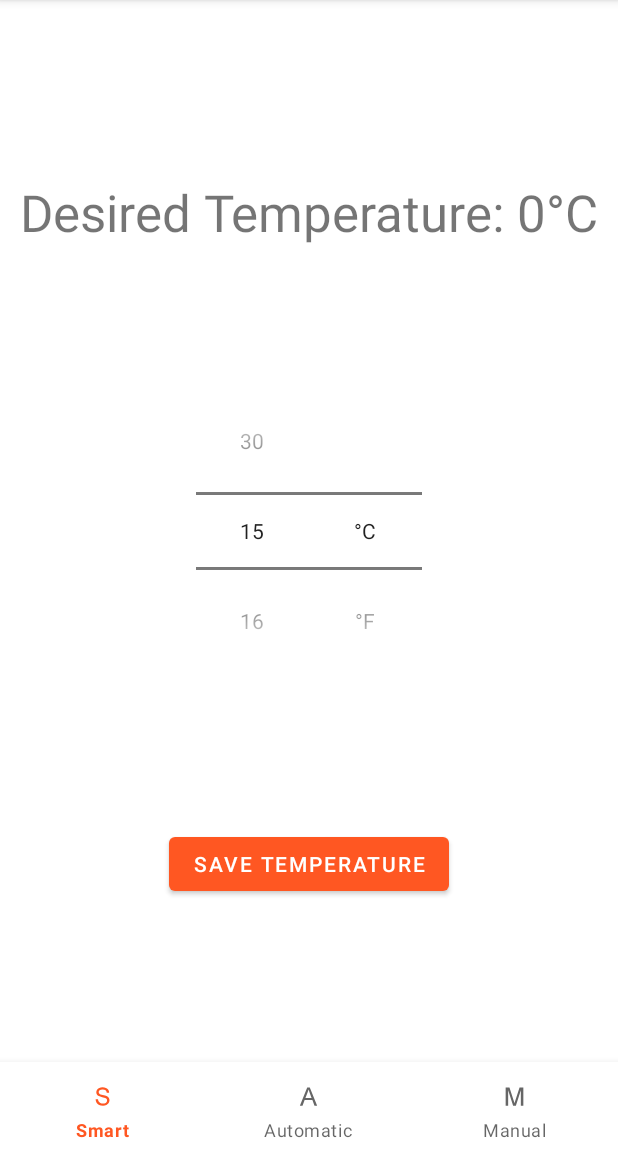
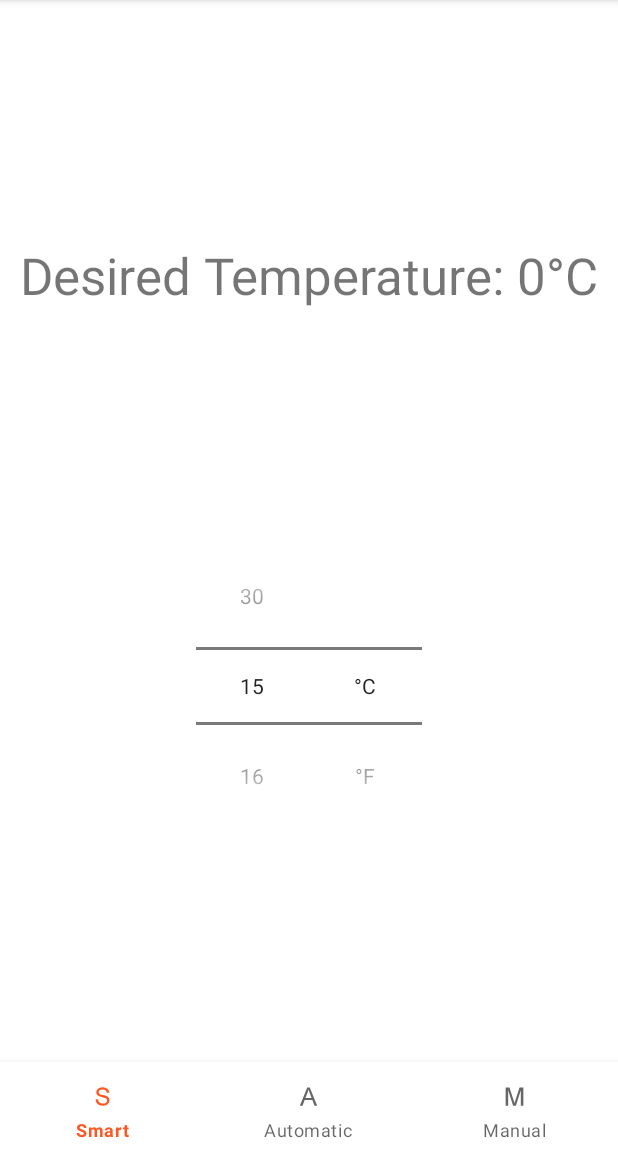
Before and after one commit to kpirabaharan/Smart-Windows-App, an Android app: the screen it shows after launch (MainActivity), on a phone screen of 412 x 824 dp, the part 84-1236 px from its top. Run offline under Robolectric (Android 15) with nearby library versions, the phone set to English and light mode, and no system bars; our stand-ins replace Firebase (no records; nobody signed in at launch, a user with empty details on screens opened directly).

Commit message:
Added Transition Animations to Fragments

```diff
--- a/app/src/main/java/com/example/smartwindowsapp/MainActivity.kt
+++ b/app/src/main/java/com/example/smartwindowsapp/MainActivity.kt
@@ -1,22 +1,24 @@
 package com.example.smartwindowsapp
 
-import android.content.Context
 import android.content.Intent
 import androidx.appcompat.app.AppCompatActivity
 import android.os.Bundle
 import android.view.Menu
 import android.view.MenuItem
 import androidx.fragment.app.Fragment
-import androidx.navigation.findNavController
-import androidx.navigation.ui.setupActionBarWithNavController
+import androidx.fragment.app.commit
 import androidx.preference.PreferenceManager
-import com.example.smartwindowsapp.databinding.ActivityMainBinding
 import com.example.smartwindowsapp.fragments.AutomaticFragment
 import com.example.smartwindowsapp.fragments.ManualFragment
 import com.example.smartwindowsapp.fragments.SmartFragment
 import com.google.android.material.bottomnavigation.BottomNavigationView
+import kotlinx.android.synthetic.main.activity_main.*
 
 class MainActivity : AppCompatActivity() {
+
+    private val autoFragment = AutomaticFragment()
+    private val smartFragment = SmartFragment()
+    private val manualFragment = ManualFragment()
 
     //private lateinit var binding: ActivityMainBinding //What is this?
 
@@ -45,20 +47,26 @@ class MainActivity : AppCompatActivity() {
 
         val bottomNavigationView = findViewById<BottomNavigationView>(R.id.bottomNavigationView)
 
-        val autoFragment = AutomaticFragment()
-        val smartFragment = SmartFragment()
-        val manualFragment = ManualFragment()
+        var currentFragment = fragment_c.getFragment<Fragment>()
 
-        var currentFragment: Fragment
-
-        setCurrentFragment(smartFragment) // Sets current fragment, default fragment smart
+        setCurrentFragment(currentFragment, smartFragment) // Sets current fragment, default fragment smart
+        currentFragment = smartFragment
 
         // Sets fragment to appropriate mode based on the mode clicked in bottomNavBar
         bottomNavigationView.setOnNavigationItemSelectedListener{
             when(it.itemId){// Maps bottom navigation to modes
-                R.id.automatic -> { setCurrentFragment(autoFragment) }
-                R.id.manual -> { setCurrentFragment(manualFragment) }
-                R.id.smart -> { setCurrentFragment(smartFragment) }
+                R.id.automatic -> {
+                    setCurrentFragment(currentFragment, autoFragment)
+                    currentFragment = autoFragment
+                }
+                R.id.manual -> {
+                    setCurrentFragment(currentFragment, manualFragment)
+                    currentFragment = manualFragment
+                }
+                R.id.smart -> {
+                    setCurrentFragment(currentFragment, smartFragment)
+                    currentFragment = smartFragment
+                }
             }
             true
         }
@@ -80,15 +88,12 @@ class MainActivity : AppCompatActivity() {
         println(security)
     }
 
-    private fun setCurrentFragment(fragment: Fragment) =
+    private fun setCurrentFragment(currentFrag: Fragment, fragment: Fragment) =
         supportFragmentManager.beginTransaction().apply {
             setReorderingAllowed(true)
-//            setCustomAnimations(
-//                enter = R.anim.slide_in,
-//                exit = R.anim.fade_out,
-//                popEnter = R.anim.fade_in,
-//                popExit = R.anim.slide_out
-//            )
+            setCustomAnimations(R.anim.slide_in, R.anim.fade_out, R.anim.fade_in, R.anim.slide_out)
+            if(currentFrag == autoFragment && fragment == smartFragment || currentFrag == manualFragment)
+                setCustomAnimations(R.anim.slide_in_back, R.anim.fade_out, R.anim.fade_in, R.anim.slide_out_back)
             replace(R.id.fragment_c, fragment)
             addToBackStack(null) // Make back button work as intended
             commit()
--- a/app/src/main/java/com/example/smartwindowsapp/SettingsActivity.kt
+++ b/app/src/main/java/com/example/smartwindowsapp/SettingsActivity.kt
@@ -34,19 +34,19 @@ class SettingsActivity : AppCompatActivity(), // Next line needed for onSharedPr
     }
 
     override fun onSharedPreferenceChanged(sharedPreferences: SharedPreferences?, key: String?) {
-        if (key == "dark_mode")
-        {
-            val prefs = PreferenceManager.getDefaultSharedPreferences(this)
-            val dMode = prefs.getBoolean("dark_mode", true)
-            if(dMode)
-            {
-                    AppCompatDelegate.setDefaultNightMode(AppCompatDelegate.MODE_NIGHT_YES)
-            }
-            else
-            {
-                AppCompatDelegate.setDefaultNightMode(AppCompatDelegate.MODE_NIGHT_NO)
-            }
-        }
+//        if (key == "dark_mode")
+//        {
+//            val prefs = PreferenceManager.getDefaultSharedPreferences(this)
+//            val dMode = prefs.getBoolean("dark_mode", true)
+//            if(dMode)
+//            {
+//                    AppCompatDelegate.setDefaultNightMode(AppCompatDelegate.MODE_NIGHT_YES)
+//            }
+//            else
+//            {
+//                AppCompatDelegate.setDefaultNightMode(AppCompatDelegate.MODE_NIGHT_NO)
+//            }
+//        }
         }
 
     override fun onDestroy() {
--- /dev/null
+++ b/app/src/main/res/anim/fade_in.xml
@@ -0,0 +1,6 @@
+<!-- res/anim/fade_in.xml -->
+<alpha xmlns:android="http://schemas.android.com/apk/res/android"
+    android:duration="@android:integer/config_mediumAnimTime"
+    android:interpolator="@android:anim/decelerate_interpolator"
+    android:fromAlpha="0"
+    android:toAlpha="1" />
--- /dev/null
+++ b/app/src/main/res/anim/fade_out.xml
@@ -0,0 +1,7 @@
+<?xml version="1.0" encoding="utf-8"?>
+<!-- res/anim/fade_out.xml -->
+<alpha xmlns:android="http://schemas.android.com/apk/res/android"
+    android:duration="@android:integer/config_mediumAnimTime"
+    android:interpolator="@android:anim/decelerate_interpolator"
+    android:fromAlpha="1"
+    android:toAlpha="0" />
--- /dev/null
+++ b/app/src/main/res/anim/slide_in.xml
@@ -0,0 +1,7 @@
+<?xml version="1.0" encoding="utf-8"?>
+<!-- res/anim/slide_in.xml -->
+<translate xmlns:android="http://schemas.android.com/apk/res/android"
+    android:duration="@android:integer/config_mediumAnimTime"
+    android:interpolator="@android:anim/decelerate_interpolator"
+    android:fromXDelta="100%"
+    android:toXDelta="0%" />
--- /dev/null
+++ b/app/src/main/res/anim/slide_in_back.xml
@@ -0,0 +1,7 @@
+<?xml version="1.0" encoding="utf-8"?>
+<!-- res/anim/slide_in_back.xml -->
+<translate xmlns:android="http://schemas.android.com/apk/res/android"
+    android:duration="@android:integer/config_mediumAnimTime"
+    android:interpolator="@android:anim/decelerate_interpolator"
+    android:fromXDelta="-100%"
+    android:toXDelta="0%" />
--- /dev/null
+++ b/app/src/main/res/anim/slide_out.xml
@@ -0,0 +1,6 @@
+<!-- res/anim/slide_out.xml -->
+<translate xmlns:android="http://schemas.android.com/apk/res/android"
+    android:duration="@android:integer/config_mediumAnimTime"
+    android:interpolator="@android:anim/decelerate_interpolator"
+    android:fromXDelta="0%"
+    android:toXDelta="100%" />
--- /dev/null
+++ b/app/src/main/res/anim/slide_out_back.xml
@@ -0,0 +1,6 @@
+<!-- res/anim/slide_out_back.xml -->
+<translate xmlns:android="http://schemas.android.com/apk/res/android"
+    android:duration="@android:integer/config_mediumAnimTime"
+    android:interpolator="@android:anim/decelerate_interpolator"
+    android:fromXDelta="0%"
+    android:toXDelta="-100%" />
--- a/app/src/main/res/layout/fragment_manual.xml
+++ b/app/src/main/res/layout/fragment_manual.xml
@@ -106,7 +106,7 @@
 
     <SeekBar
         android:id="@+id/blinds_seekbar"
-        style="@style/Widget.AppCompat.SeekBar.Discrete"
+        style="@android:style/Widget.Material.SeekBar.Discrete"
         android:layout_width="0dp"
         android:layout_height="wrap_content"
         android:layout_marginStart="10dp"
--- a/app/src/main/res/layout/fragment_smart.xml
+++ b/app/src/main/res/layout/fragment_smart.xml
@@ -5,18 +5,17 @@
     android:layout_width="match_parent"
     android:layout_height="match_parent"
     tools:context=".MainActivity">
-<!--    tools:context=".fragments.SmartFragment">-->
+    <!--    tools:context=".fragments.SmartFragment">-->
 
     <TextView
         android:id="@+id/desired_temp_text"
         android:layout_width="wrap_content"
         android:layout_height="wrap_content"
-        android:layout_marginBottom="100dp"
         android:textSize="34sp"
-        app:layout_constraintBottom_toTopOf="@+id/temp_unit"
+        app:layout_constraintBottom_toTopOf="@+id/temp_input"
         app:layout_constraintEnd_toEndOf="parent"
-        app:layout_constraintHorizontal_bias="0.5"
-        app:layout_constraintStart_toStartOf="parent" />
+        app:layout_constraintStart_toStartOf="parent"
+        app:layout_constraintTop_toTopOf="parent" />
 
     <NumberPicker
         android:id="@+id/temp_input"
@@ -26,15 +25,14 @@
         android:visibility="visible"
         app:layout_constraintBottom_toBottomOf="parent"
         app:layout_constraintEnd_toStartOf="@+id/guideline6"
-        app:layout_constraintTop_toTopOf="parent" />
+        app:layout_constraintTop_toBottomOf="@+id/desired_temp_text" />
 
     <NumberPicker
         android:id="@+id/temp_unit"
         android:layout_width="75dp"
         android:layout_height="wrap_content"
-        app:layout_constraintBottom_toBottomOf="parent"
         app:layout_constraintStart_toEndOf="@+id/temp_input"
-        app:layout_constraintTop_toTopOf="parent" />
+        app:layout_constraintTop_toTopOf="@+id/temp_input" />
 
     <androidx.constraintlayout.widget.Guideline
         android:id="@+id/guideline6"
@@ -43,14 +41,4 @@
         android:orientation="vertical"
         app:layout_constraintGuide_percent="0.5" />
 
-    <Button
-        android:id="@+id/btnSave"
-        android:layout_width="wrap_content"
-        android:layout_height="wrap_content"
-        android:text="Save Temperature"
-        app:layout_constraintBottom_toBottomOf="parent"
-        app:layout_constraintEnd_toEndOf="parent"
-        app:layout_constraintStart_toStartOf="parent"
-        app:layout_constraintTop_toBottomOf="@+id/temp_unit" />
-
 </androidx.constraintlayout.widget.ConstraintLayout>
--- a/app/src/main/res/values-night/themes.xml
+++ b/app/src/main/res/values-night/themes.xml
@@ -2,7 +2,7 @@
     <!-- Base application theme. -->
     <style name="Theme.SmartWindowsApp" parent="Theme.MaterialComponents.DayNight.DarkActionBar">
         <!-- Primary brand color. -->
-        <item name="colorPrimary">@color/purple_200</item>
+        <item name="colorPrimary">@color/purple_700</item>
         <item name="colorPrimaryVariant">@color/purple_700</item>
         <item name="colorOnPrimary">@color/black</item>
         <!-- Secondary brand color. -->
--- a/app/src/main/res/values/styles.xml
+++ b/app/src/main/res/values/styles.xml
@@ -1,10 +1,10 @@
 <resources>
     <!-- Base application theme. -->
-    <style name="AppTheme" parent="Theme.AppCompat.Light.DarkActionBar">
+    <style name="AppTheme" parent="Theme.MaterialComponents.DayNight.DarkActionBar">
         <!-- Customize your theme here. -->
-        <item name="colorPrimary">@color/colorPrimary</item>
-        <item name="colorPrimaryDark">@color/colorPrimaryDark</item>
-        <item name="colorAccent">@color/colorAccent</item>
+        <item name="colorPrimary">@color/teal_200</item>
+        <item name="colorPrimaryDark">@color/purple_700</item>
+        <item name="colorAccent">@color/teal_200</item>
     </style>
 
     <style name="CustomTabStyle" parent="TextAppearance.Design.Tab">
```
